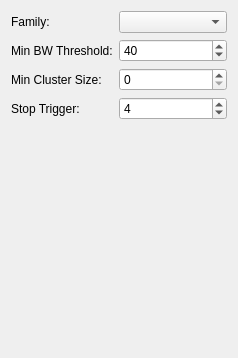
This is src/ApriltagSettings.ui in formicidae-tracker/tag-scanner as Qt 5 draws it before an edit. The edited form follows.
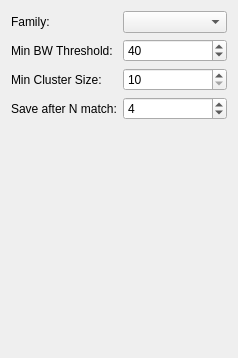
This is the edited form.

```diff
--- a/src/ApriltagSettings.ui
+++ b/src/ApriltagSettings.ui
@@ -33,8 +33,14 @@
    </item>
    <item row="1" column="1">
     <widget class="QSpinBox" name="threshold">
+     <property name="toolTip">
+      <string>Pixel value difference needed for White / Block borders</string>
+     </property>
+     <property name="minimum">
+      <number>1</number>
+     </property>
      <property name="maximum">
-      <number>255</number>
+      <number>254</number>
      </property>
      <property name="value">
       <number>40</number>
@@ -49,12 +55,22 @@
     </widget>
    </item>
    <item row="2" column="1">
-    <widget class="QSpinBox" name="minCluster"/>
+    <widget class="QSpinBox" name="minCluster">
+     <property name="toolTip">
+      <string>Minimum number of pixelk to consider a quad</string>
+     </property>
+     <property name="minimum">
+      <number>10</number>
+     </property>
+     <property name="maximum">
+      <number>1000</number>
+     </property>
+    </widget>
    </item>
    <item row="3" column="0">
     <widget class="QLabel" name="label_4">
      <property name="text">
-      <string>Stop Trigger:</string>
+      <string>Save after N match:</string>
      </property>
     </widget>
    </item>
```
Left out of the diff: 9 changed lines with no effect on the pictures.
